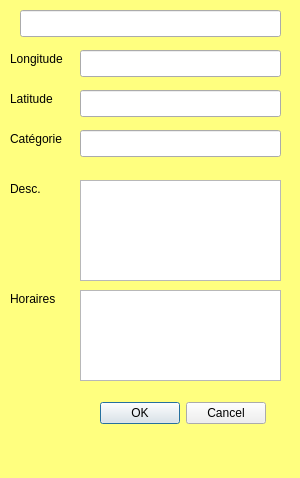
Before: the Qt Designer form c_details.ui in albinpoignot/QtProject, drawn with Qt 5.
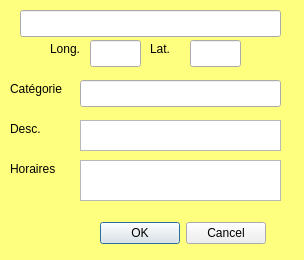
After: the same form once the commit is applied.

```diff
--- a/c_details.ui
+++ b/c_details.ui
@@ -6,8 +6,8 @@
    <rect>
     <x>0</x>
     <y>0</y>
-    <width>300</width>
-    <height>478</height>
+    <width>304</width>
+    <height>260</height>
    </rect>
   </property>
   <property name="sizePolicy">
@@ -18,14 +18,14 @@
   </property>
   <property name="minimumSize">
    <size>
-    <width>300</width>
-    <height>400</height>
+    <width>0</width>
+    <height>0</height>
    </size>
   </property>
   <property name="maximumSize">
    <size>
-    <width>300</width>
-    <height>500</height>
+    <width>9999</width>
+    <height>9999</height>
    </size>
   </property>
   <property name="cursor">
@@ -46,9 +46,9 @@
   <widget class="QLineEdit" name="txtLongitude">
    <property name="geometry">
     <rect>
-     <x>80</x>
-     <y>50</y>
-     <width>201</width>
+     <x>90</x>
+     <y>40</y>
+     <width>51</width>
      <height>27</height>
     </rect>
    </property>
@@ -65,9 +65,9 @@
   <widget class="QLineEdit" name="txtLatitude">
    <property name="geometry">
     <rect>
-     <x>80</x>
-     <y>90</y>
-     <width>201</width>
+     <x>190</x>
+     <y>40</y>
+     <width>51</width>
      <height>27</height>
     </rect>
    </property>
@@ -84,27 +84,27 @@
   <widget class="QLabel" name="label">
    <property name="geometry">
     <rect>
-     <x>10</x>
-     <y>50</y>
-     <width>61</width>
+     <x>50</x>
+     <y>40</y>
+     <width>41</width>
      <height>17</height>
     </rect>
    </property>
    <property name="text">
-    <string>Longitude</string>
+    <string>Long.</string>
    </property>
   </widget>
   <widget class="QLabel" name="label_2">
    <property name="geometry">
     <rect>
-     <x>10</x>
-     <y>90</y>
-     <width>51</width>
+     <x>150</x>
+     <y>40</y>
+     <width>31</width>
      <height>17</height>
     </rect>
    </property>
    <property name="text">
-    <string>Latitude</string>
+    <string>Lat.</string>
    </property>
   </widget>
   <widget class="QLineEdit" name="txtNom">
@@ -127,9 +127,9 @@
    <property name="geometry">
     <rect>
      <x>80</x>
-     <y>180</y>
+     <y>120</y>
      <width>201</width>
-     <height>101</height>
+     <height>31</height>
     </rect>
    </property>
    <property name="styleSheet">
@@ -140,7 +140,7 @@
    <property name="geometry">
     <rect>
      <x>10</x>
-     <y>180</y>
+     <y>120</y>
      <width>51</width>
      <height>17</height>
     </rect>
@@ -153,7 +153,7 @@
    <property name="geometry">
     <rect>
      <x>10</x>
-     <y>290</y>
+     <y>160</y>
      <width>51</width>
      <height>17</height>
     </rect>
@@ -166,9 +166,9 @@
    <property name="geometry">
     <rect>
      <x>80</x>
-     <y>290</y>
+     <y>160</y>
      <width>201</width>
-     <height>91</height>
+     <height>41</height>
     </rect>
    </property>
    <property name="styleSheet">
@@ -179,7 +179,7 @@
    <property name="geometry">
     <rect>
      <x>90</x>
-     <y>400</y>
+     <y>220</y>
      <width>176</width>
      <height>27</height>
     </rect>
@@ -195,7 +195,7 @@
    <property name="geometry">
     <rect>
      <x>10</x>
-     <y>130</y>
+     <y>80</y>
      <width>61</width>
      <height>17</height>
     </rect>
@@ -208,7 +208,7 @@
    <property name="geometry">
     <rect>
      <x>80</x>
-     <y>130</y>
+     <y>80</y>
      <width>201</width>
      <height>27</height>
     </rect>
```
